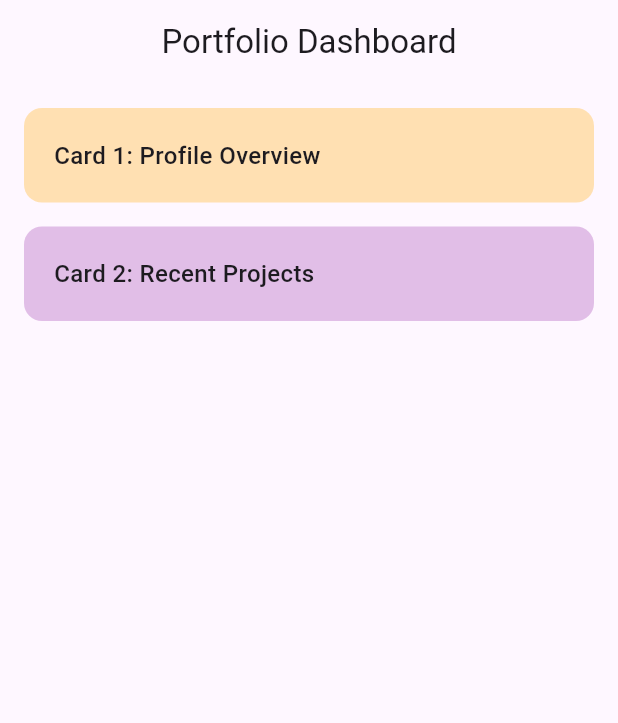
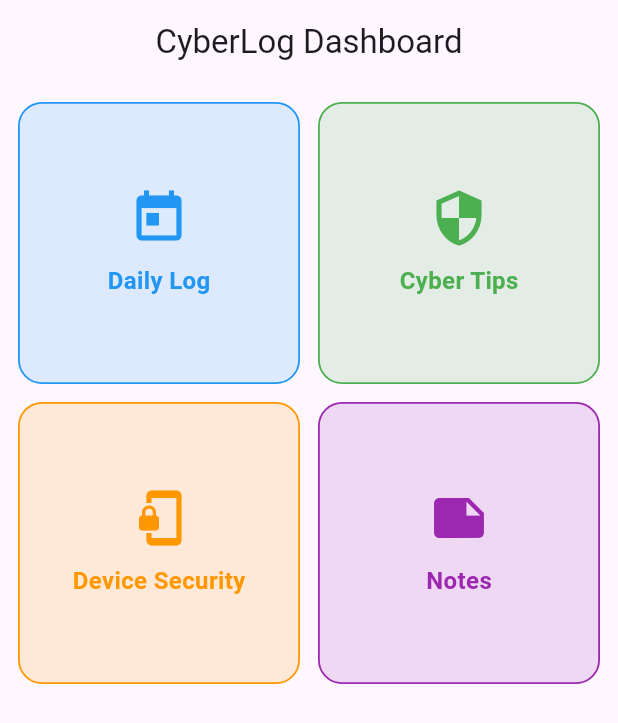
Before and after one commit to Meetkadam81/cyberlog, a Flutter app: the screen it shows after launch, on a phone screen of 412 x 824 dp. Shown: the top 723 px of the screen. Run offline on Flutter 3.47's test engine with Material 3 defaults, Android fonts, the phone set to English and light mode, and no system bars.

Commit message:
Fixed dashboard structure and added GridView UI

```diff
--- a/lib/main.dart
+++ b/lib/main.dart
@@ -9,53 +9,93 @@ class MyApp extends StatelessWidget {
 
   @override
   Widget build(BuildContext context) {
-    return MaterialApp(
-      title: 'Portfolio Assignment',
-      theme: ThemeData(primarySwatch: Colors.blue),
-      home: const HomeScreen(),
+    return const MaterialApp(
+      debugShowCheckedModeBanner: false,
+      home: HomeDashboardScreen(),
     );
   }
 }
 
-class HomeScreen extends StatelessWidget {
-  const HomeScreen({super.key});
+/* ---------------- DASHBOARD SCREEN ---------------- */
+
+class HomeDashboardScreen extends StatelessWidget {
+  const HomeDashboardScreen({super.key});
 
   @override
   Widget build(BuildContext context) {
     return Scaffold(
       appBar: AppBar(
-        title: const Text("Portfolio Dashboard"),
+        title: const Text('CyberLog Dashboard'),
         centerTitle: true,
       ),
       body: Padding(
-        padding: const EdgeInsets.all(16.0),
+        padding: const EdgeInsets.all(12),
+        child: GridView.count(
+          crossAxisCount: 2,
+          crossAxisSpacing: 12,
+          mainAxisSpacing: 12,
+          children: const [
+            DashboardCard(
+              title: 'Daily Log',
+              icon: Icons.today,
+              color: Colors.blue,
+            ),
+            DashboardCard(
+              title: 'Cyber Tips',
+              icon: Icons.security,
+              color: Colors.green,
+            ),
+            DashboardCard(
+              title: 'Device Security',
+              icon: Icons.phonelink_lock,
+              color: Colors.orange,
+            ),
+            DashboardCard(
+              title: 'Notes',
+              icon: Icons.note,
+              color: Colors.purple,
+            ),
+          ],
+        ),
+      ),
+    );
+  }
+}
+
+/* ---------------- DASHBOARD CARD ---------------- */
+
+class DashboardCard extends StatelessWidget {
+  final String title;
+  final IconData icon;
+  final Color color;
+
+  const DashboardCard({
+    super.key,
+    required this.title,
+    required this.icon,
+    required this.color,
+  });
+
+  @override
+  Widget build(BuildContext context) {
+    return Container(
+      decoration: BoxDecoration(
+        color: color.withOpacity(0.15),
+        borderRadius: BorderRadius.circular(16),
+        border: Border.all(color: color, width: 1.2),
+      ),
+      child: Center(
         child: Column(
-          crossAxisAlignment: CrossAxisAlignment.stretch,
+          mainAxisSize: MainAxisSize.min,
           children: [
-            // First card
-            Container(
-              padding: const EdgeInsets.all(20),
-              margin: const EdgeInsets.only(bottom: 16),
-              decoration: BoxDecoration(
-                color: Colors.orange[100],
-                borderRadius: BorderRadius.circular(12),
-              ),
-              child: const Text(
-                "Card 1: Profile Overview",
-                style: TextStyle(fontSize: 16, fontWeight: FontWeight.w500),
-              ),
-            ),
-
-            // Second card
-            Container(
-              padding: const EdgeInsets.all(20),
-              decoration: BoxDecoration(
-                color: Colors.purple[100],
-                borderRadius: BorderRadius.circular(12),
-              ),
-              child: const Text(
-                "Card 2: Recent Projects",
-                style: TextStyle(fontSize: 16, fontWeight: FontWeight.w500),
+            Icon(icon, size: 40, color: color),
+            const SizedBox(height: 10),
+            Text(
+              title,
+              style: TextStyle(
+                fontSize: 16,
+                fontWeight: FontWeight.bold,
+                color: color,
               ),
             ),
           ],
@@ -64,3 +104,4 @@ class HomeScreen extends StatelessWidget {
     );
   }
 }
+=
```
